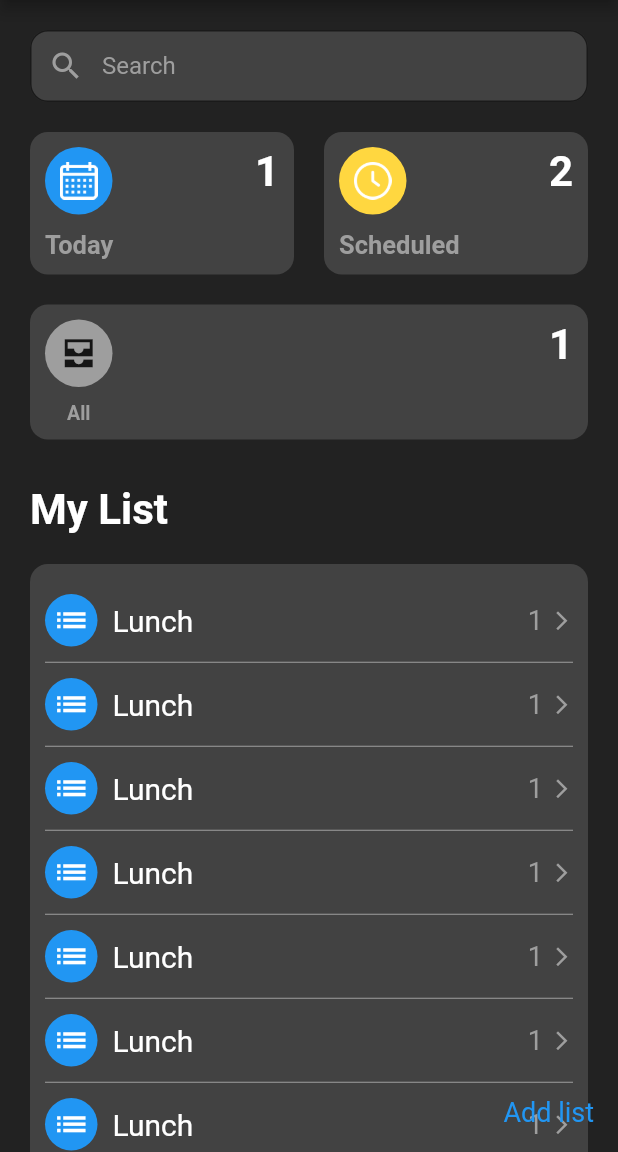
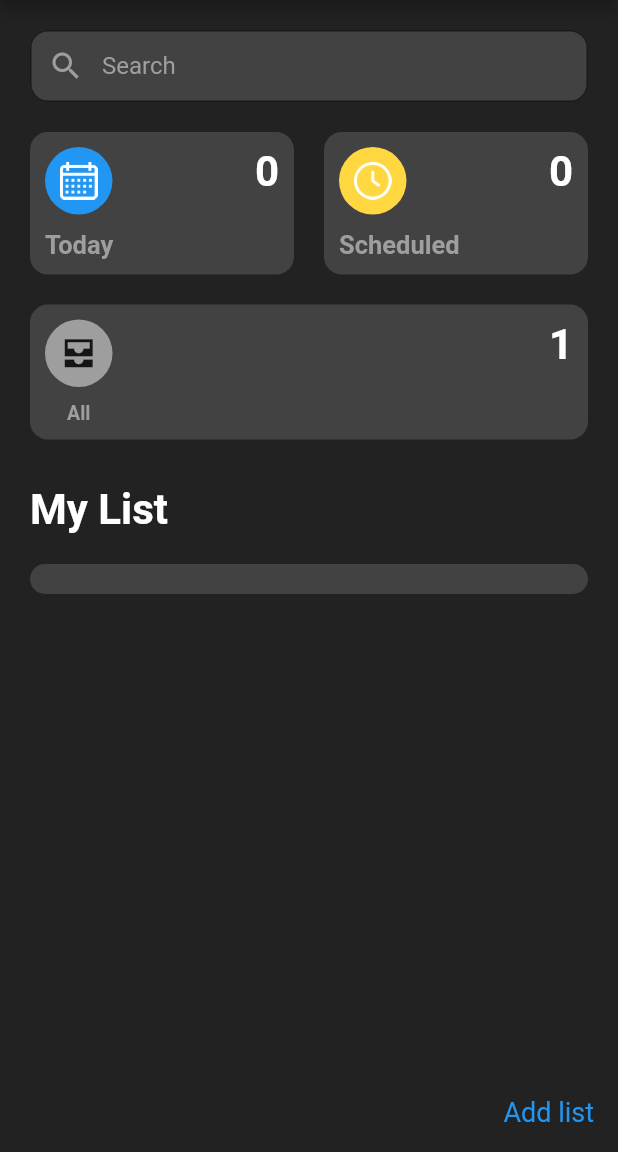
Before and after one commit to ledinhchinh1998/remender_app, a Flutter app: the screen it shows after launch, on a phone screen of 412 x 824 dp, the part 84-1236 px from its top. Run offline on Flutter 3.47's test engine with Material 2 defaults, Android fonts, the phone set to English and light mode, and no system bars; our stand-ins replace circular_check_box, get, google_fonts, shared_preferences, sqflite; missing offline and left inert: dart:ffi; accounts and stored records are empty.

```diff
--- a/lib/create_schedule/helper/db_helper.dart
+++ b/lib/helper/db_helper.dart
@@ -1,6 +1,6 @@
 import 'package:sqflite/sqflite.dart';
 
-import '../models/schedule_model.dart';
+import '../create_schedule/models/schedule_model.dart';
 
 class DBHelper {
   static Database _db;
@@ -18,7 +18,7 @@ class DBHelper {
         version: _version,
         onCreate: (db, version) {
           return db.execute(
-            "CREATE TABLE $_tableName(id INTEGER PRIMARY KEY,isScheduled int , title STRING,momentOfReminding STRING,focusNode STRING,dateTime STRING, note TEXT)",
+            "CREATE TABLE $_tableName(id INTEGER PRIMARY KEY,isScheduled INTEGER,title STRING,momentOfReminding STRING,focusNode STRING,dateTime STRING, note TEXT)",
           );
         },
       );
@@ -36,7 +36,7 @@ class DBHelper {
   }
 
   static Future<int> update(ScheduleModel scheduleModel) async {
-    return await _db.update(_tableName,scheduleModel.toJson(),where: 'id = ?',whereArgs: [scheduleModel.title]);
+    return await _db.update(_tableName,scheduleModel.toJson(),where: 'id = ?',whereArgs: [scheduleModel.id]);
   }
 
 
--- /dev/null
+++ b/lib/helper/my_list_helper.dart
@@ -0,0 +1,46 @@
+import 'package:remender_new/home/model/list_model.dart';
+import 'package:sqflite/sqflite.dart';
+
+class MLDBHelper {
+  static Database _db;
+  static final int _version = 1;
+  static final String _tableName = 'mylist';
+
+  static Future<void> initDb() async {
+    if (_db != null) {
+      return;
+    }
+    try {
+      String _path = await getDatabasesPath() + 'mylist.db';
+      _db = await openDatabase(
+        _path,
+        version: _version,
+        onCreate: (db, version) {
+          return db.execute(
+            "CREATE TABLE $_tableName(id INTEGER PRIMARY KEY,color STRING,title STRING,count INTERGER)",
+          );
+        },
+      );
+    } catch (e) {
+      print(e);
+    }
+  }
+
+  static Future<int> insert(ListModel listModel) async {
+    return await _db.insert(_tableName, listModel.toMap());
+  }
+
+  static Future<int> delete(ListModel listModel) async {
+    return await _db
+        .delete(_tableName, where: 'id = ?', whereArgs: [listModel.id]);
+  }
+
+  static Future<int> update(ListModel listModel) async {
+    return await _db.update(_tableName, listModel.toMap(),
+        where: 'id = ?', whereArgs: [listModel.id]);
+  }
+
+  static Future<List<Map<String, dynamic>>> query() async {
+    return _db.query(_tableName);
+  }
+}
--- a/lib/home/compunent/home_section_my_list_calendar.dart
+++ b/lib/home/compunent/home_section_my_list_calendar.dart
@@ -1,10 +1,14 @@
 import 'package:flutter/material.dart';
+import 'package:get/get.dart';
+import 'package:remender_new/create_schedule/create_schedule_binding.dart';
+import 'package:remender_new/create_schedule/create_schedule_screen.dart';
 import 'package:remender_new/home/model/calendar_model.dart';
+import 'package:remender_new/home/model/list_model.dart';
 import '../home_screen.dart';
 
 class SectionMyListCalendar extends StatelessWidget {
 
-  final List<CalendarModel> calendars;
+  final List<ListModel> calendars;
 
   SectionMyListCalendar({this.calendars});
 
@@ -25,7 +29,7 @@ class SectionMyListCalendar extends StatelessWidget {
           child: ListView.separated (
               shrinkWrap: true,
               scrollDirection: Axis.vertical,
-              itemCount: 10,
+              itemCount: calendars.length,
               separatorBuilder: (BuildContext context, int index) {
                 return Divider(
                   height: 1,
@@ -33,8 +37,12 @@ class SectionMyListCalendar extends StatelessWidget {
                 );
               },
               itemBuilder: (BuildContext context, int index) {
-                return ItemCalendar(colorIcon: Colors.white, title: "Lunch", count: 1);
-              },
+                var item = calendars[index];
+                var arr = item.color.split(':')[1].split('(0x')[1].split(')')[0];
+                int value = int.parse(arr, radix: 16);
+                Color otherColor = new Color(value);
+                return ItemCalendar(colorIcon: otherColor, title: item.title, count: 1);
+              }
           ),
         )
       ],
@@ -51,7 +59,9 @@ class ItemCalendar extends StatelessWidget {
 
   @override
   Widget build(BuildContext context) {
-    return Container(
+    return InkWell(
+      onTap: () =>  Get.to(CreateScheduleScreen(title:  title,),binding: CreateScheduleBinding()),
+      child: Container(
         padding: EdgeInsets.only(bottom: 10, top: 10),
         child: Row(
           mainAxisAlignment: MainAxisAlignment.spaceBetween,
@@ -61,12 +71,12 @@ class ItemCalendar extends StatelessWidget {
                 Container(
                   padding: EdgeInsets.all(5),
                   decoration: BoxDecoration(
-                  color: Colors.blue,
+                    color: colorIcon,
                     borderRadius: BorderRadius.circular(25)
                   ),
                   child: Icon(
                     Icons.list,
-                  color: colorIcon,
+                    color: Colors.white,
                     size: 25,
                   ),
                 ),
@@ -83,7 +93,7 @@ class ItemCalendar extends StatelessWidget {
             Row(
               children: [
                 Text(
-                count.toString(),
+                  '',
                   style: TextStyle(
                       color: Colors.grey,
                       fontSize: 18
@@ -99,6 +109,7 @@ class ItemCalendar extends StatelessWidget {
             )
           ],
         ),
+      ),
     );
   }
 }
--- a/lib/home/home_screen.dart
+++ b/lib/home/home_screen.dart
@@ -26,6 +26,8 @@ class HomeScreen extends StatefulWidget {
 
 class _HomeScreenState extends State<HomeScreen> {
   final controller = Get.put(HomeController());
+  int countToday = 0;
+  int countSchedule = 0;
 
   Widget test() {
     return Column(
@@ -42,7 +44,7 @@ class _HomeScreenState extends State<HomeScreen> {
                     child: SectionCalender(
                         imgPath: "assets/calendar.png",
                         title: "Today",
-                        count: 1,
+                        count: controller.countToday.value,
                         color: Colors.blue))),
             SizedBox(width: 20),
             Flexible(
@@ -50,14 +52,14 @@ class _HomeScreenState extends State<HomeScreen> {
                 child: SectionCalender(
                     imgPath: "assets/clock.png",
                     title: "Scheduled",
-                    count: 2,
+                    count: countSchedule,
                     color: Colors.amberAccent))
           ],
         ),
         SizedBox(height: 20),
         SectionAllCalendar(title: "All", count: 1),
         SizedBox(height: 30),
-        SectionMyListCalendar()
+        SectionMyListCalendar(calendars: controller.calendars.value,)
       ],
     );
   }
@@ -97,7 +99,8 @@ class _HomeScreenState extends State<HomeScreen> {
           backgroundColor: Colors.black87,
           appBar: _.focusNode.hasFocus ? null : appBar(),
           floatingActionButton: GestureDetector(
-              onTap: () => Get.bottomSheet(CreateListScreen(), isScrollControlled: true),
+              onTap: () =>
+                  Get.bottomSheet(CreateListScreen(), isScrollControlled: true,ignoreSafeArea: false),
               child: Text("Add list",
                   style: TextStyle(color: Colors.blue, fontSize: 18))),
           body: GestureDetector(
--- a/lib/main.dart
+++ b/lib/main.dart
@@ -2,11 +2,13 @@ import 'package:flutter/material.dart';
 import 'package:get/get.dart';
 import 'package:remender_new/splash/splash_screen.dart';
 
-import 'create_schedule/helper/db_helper.dart';
+import 'helper/db_helper.dart';
+import 'helper/my_list_helper.dart';
 
 Future<void> main() async {
   WidgetsFlutterBinding.ensureInitialized();
   await DBHelper.initDb();
+  await MLDBHelper.initDb();
   runApp(GetMaterialApp(
       debugShowCheckedModeBanner: false,
       home: SplashScreen(),
--- a/pubspec.yaml
+++ b/pubspec.yaml
@@ -33,6 +33,7 @@ dependencies:
   get: ^3.15.0
   google_fonts: ^1.1.1
   circular_check_box: ^1.0.4
+  shared_preferences: ^0.5.12+4
 
 dev_dependencies:
   flutter_test:
```
Also changed, not shown: lib/create_schedule/component/detail_schedule.dart (+30 -7 lines), lib/create_schedule/component/schedule_item.dart (+32 -30 lines), lib/create_schedule/create_schedule_controller.dart (+13 -3 lines), lib/create_schedule/create_schedule_screen.dart (+9 -2 lines), lib/home/compunent/create_list.dart (+34 -31 lines), lib/home/home_controller.dart (+29 -9 lines), lib/home/model/list_model.dart (+19 -0 lines), lib/splash/splash_screen.dart (+1 -8 lines), pubspec.lock, 2 other files. Lines whose indentation alone changed are shown as unchanged.
